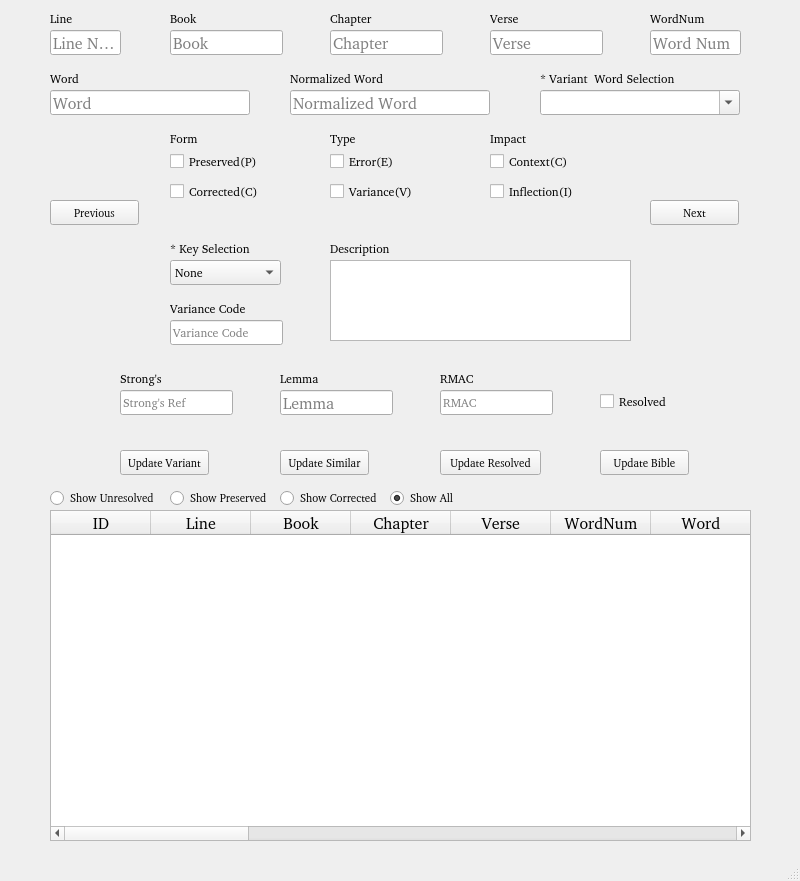
Old version of the form Developer/QtDesignerUI/MyResolverUI.ui in the repository preachermax/BiblionOCR.
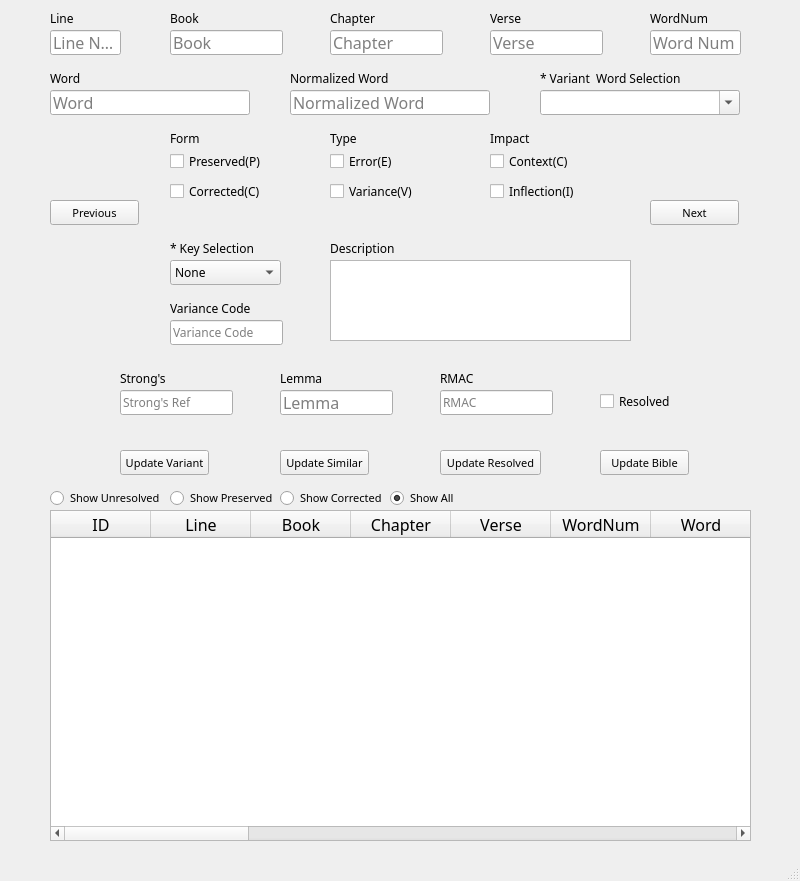
New version of the form. Icons and pictures are not drawn.

Commit message: fix(gui): bind chr reference and standardize FROMVS ui font

```diff
--- a/Developer/QtDesignerUI/MyResolverUI.ui
+++ b/Developer/QtDesignerUI/MyResolverUI.ui
@@ -12,7 +12,7 @@
   </property>
   <property name="font">
    <font>
-    <family>FROMVS [MAXR]</family>
+    <family>FROMVS</family>
    </font>
   </property>
   <property name="windowTitle">
@@ -427,7 +427,7 @@
     </property>
     <property name="font">
      <font>
-      <family>FROMVS [MAXR]</family>
+      <family>FROMVS</family>
       <pointsize>12</pointsize>
      </font>
     </property>
@@ -449,7 +449,7 @@
     </property>
     <property name="font">
      <font>
-      <family>FROMVS [MAXR]</family>
+      <family>FROMVS</family>
       <pointsize>12</pointsize>
      </font>
     </property>
@@ -648,7 +648,7 @@
     </property>
     <property name="font">
      <font>
-      <family>FROMVS [MAXR]</family>
+      <family>FROMVS</family>
       <pointsize>8</pointsize>
      </font>
     </property>
```
The commit also changes 39 other files.
